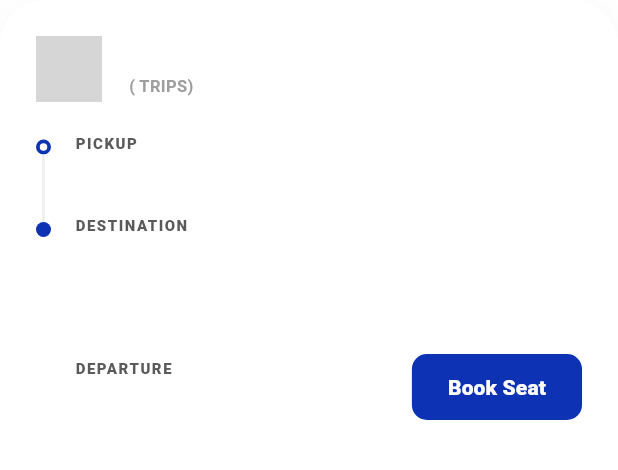
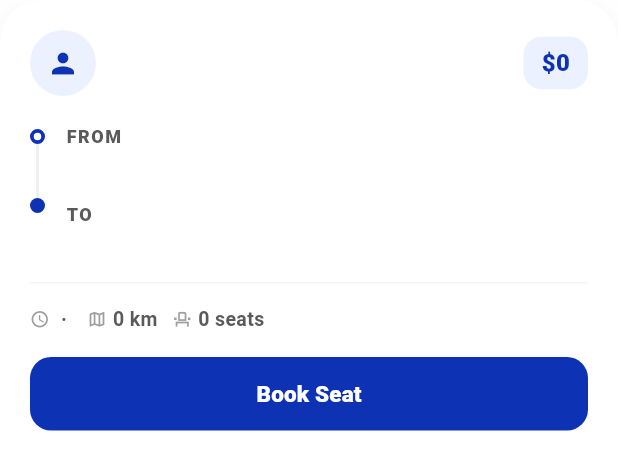
Before and after one commit to joseph-youssef-dev/voya, a Flutter app: the JourneyCard widget shown alone on an empty page, opened directly with empty values, on a phone screen of 412 x 824 dp. Shown: the top 470 px of the screen. Run offline on Flutter 3.47's test engine with Material 3 defaults, Android fonts, the phone set to English and light mode, and no system bars; our stand-ins replace dio, flutter_bloc, google_nav_bar, image_picker, shared_preferences; missing offline and left inert: data_connection_checker_tv; accounts and stored records are empty; network calls fail; grey boxes are pictures that could not be loaded.

Commit message:
implement passenger feature modules including registration, home dashboard, and journey listing UI

```diff
--- a/lib/features/passenger/auth/logic/cubit/register_cubit.dart
+++ b/lib/features/passenger/auth/logic/cubit/register_cubit.dart
@@ -1,6 +1,5 @@
 import 'dart:io';
 import 'package:flutter_bloc/flutter_bloc.dart';
-import 'package:voya/core/databases/cache/cache_helper.dart';
 import '../../data/api/register_api_service.dart';
 import '../../data/models/register_request_model.dart';
 import 'register_state.dart';
--- a/lib/features/passenger/home/presentation/widgets/journey_card.dart
+++ b/lib/features/passenger/home/presentation/widgets/journey_card.dart
@@ -1,147 +1,131 @@
 import 'package:flutter/material.dart';
 
 class JourneyCard extends StatelessWidget {
-  final String name;
-  final String rating;
-  final String trips;
-  final String pickup;
-  final String destination;
-  final String price;
-  final String time;
-  final String day;
+  final String driverName;
+  final String fromCity;
+  final String toCity;
+  final String startDate;
+  final double pricePerSet;
+  final String vehicleModel;
+  final double distance;
+  final double duration;
+  final int availableSeats;
+  final List<dynamic> features;
   final bool isBookable;
-  final String avatarUrl;
 
   const JourneyCard({
     super.key,
-    required this.name,
-    required this.rating,
-    required this.trips,
-    required this.pickup,
-    required this.destination,
-    required this.price,
-    required this.time,
-    required this.day,
+    required this.driverName,
+    required this.fromCity,
+    required this.toCity,
+    required this.startDate,
+    required this.pricePerSet,
+    required this.vehicleModel,
+    required this.distance,
+    required this.duration,
+    required this.availableSeats,
+    required this.features,
     this.isBookable = true,
-    required this.avatarUrl,
   });
 
   @override
   Widget build(BuildContext context) {
+    String formattedTime = "";
+    String formattedDate = "";
+    try {
+      final date = DateTime.parse(startDate);
+      formattedTime =
+          "${date.hour.toString().padLeft(2, '0')}:${date.minute.toString().padLeft(2, '0')}";
+      formattedDate = "${date.day}/${date.month}/${date.year}";
+    } catch (_) {}
+
+    final cleanDriver = driverName.replaceAll(RegExp(r'\\'), '').trim();
+
     return Container(
-      padding: const EdgeInsets.all(24),
+      padding: const EdgeInsets.all(20),
       decoration: BoxDecoration(
         color: Colors.white,
-        borderRadius: BorderRadius.circular(30),
+        borderRadius: BorderRadius.circular(28),
         boxShadow: [
           BoxShadow(
-            color: Colors.black.withOpacity(0.04),
-            blurRadius: 15,
-            offset: const Offset(0, 5),
+            color: Colors.black.withOpacity(0.05),
+            blurRadius: 16,
+            offset: const Offset(0, 6),
           ),
         ],
       ),
       child: Column(
         crossAxisAlignment: CrossAxisAlignment.start,
         children: [
-          // Author Row
+          // Driver Row
           Row(
-            children: [
-              Stack(
             children: [
               CircleAvatar(
                 radius: 22,
-                    backgroundImage: NetworkImage(avatarUrl),
+                backgroundColor: const Color(0xFFEBF1FF),
+                child: const Icon(Icons.person, color: Color(0xFF0D32B3), size: 22),
               ),
-                  Positioned(
-                    bottom: 0,
-                    right: 0,
-                    child: Container(
-                      padding: const EdgeInsets.all(2),
-                      decoration: const BoxDecoration(
-                        color: Colors.white,
-                        shape: BoxShape.circle,
+              const SizedBox(width: 12),
+              Expanded(
+                child: Column(
+                  crossAxisAlignment: CrossAxisAlignment.start,
+                  children: [
+                    Text(
+                      cleanDriver,
+                      style: const TextStyle(
+                        fontWeight: FontWeight.w800,
+                        fontSize: 15,
+                        color: Color(0xFF1E1E1E),
                       ),
-                      child: Container(
-                        padding: const EdgeInsets.all(2),
-                        decoration: const BoxDecoration(
-                          color: Color(0xFF8B2E15),
-                          shape: BoxShape.circle,
                     ),
-                        child: const Icon(
-                          Icons.star,
-                          color: Colors.white,
-                          size: 8,
+                    const SizedBox(height: 2),
+                    Text(
+                      vehicleModel,
+                      style: const TextStyle(
+                        fontSize: 13,
+                        fontWeight: FontWeight.w500,
+                        color: Color(0xFF9E9E9E),
                       ),
+                    ),
+                  ],
+                ),
+              ),
+              Container(
+                padding: const EdgeInsets.symmetric(horizontal: 12, vertical: 6),
+                decoration: BoxDecoration(
+                  color: const Color(0xFFEBF1FF),
+                  borderRadius: BorderRadius.circular(12),
+                ),
+                child: Text(
+                  "\$${pricePerSet.toStringAsFixed(0)}",
+                  style: const TextStyle(
+                    fontSize: 16,
+                    fontWeight: FontWeight.w900,
+                    color: Color(0xFF0D32B3),
                   ),
                 ),
               ),
             ],
           ),
-              const SizedBox(width: 14),
-              Column(
-                crossAxisAlignment: CrossAxisAlignment.start,
-                children: [
-                  Text(
-                    name,
-                    style: const TextStyle(
-                      fontWeight: FontWeight.w800,
-                      fontSize: 15,
-                      color: Color(0xFF000000),
-                    ),
-                  ),
-                  const SizedBox(height: 2),
-                  Row(
-                    children: [
-                      Text(
-                        rating,
-                        style: const TextStyle(
-                          fontWeight: FontWeight.w800,
-                          fontSize: 12,
-                          color: Color(0xFF0D32B3),
-                        ),
-                      ),
-                      const SizedBox(width: 4),
-                      Text(
-                        "($trips TRIPS)",
-                        style: const TextStyle(
-                          fontWeight: FontWeight.w600,
-                          fontSize: 11,
-                          color: Color(0xFF9E9E9E),
-                        ),
-                      ),
-                    ],
-                  ),
-                ],
-              ),
-            ],
-          ),
-          const SizedBox(height: 20),
 
-          // Timeline & Locations
+          const SizedBox(height: 18),
+
+          // Route
           Row(
             crossAxisAlignment: CrossAxisAlignment.start,
             children: [
-              // Timeline Column
               Column(
                 children: [
-                  const SizedBox(height: 5),
+                  const SizedBox(height: 4),
                   Container(
                     width: 10,
                     height: 10,
                     decoration: BoxDecoration(
                       shape: BoxShape.circle,
-                      border: Border.all(
-                        color: const Color(0xFF0D32B3),
-                        width: 2.5,
+                      border: Border.all(color: const Color(0xFF0D32B3), width: 2.5),
                     ),
                   ),
-                  ),
-                  Container(
-                    width: 2,
-                    height: 45,
-                    color: const Color(0xFFF0F0F0),
-                  ),
+                  Container(width: 2, height: 36, color: const Color(0xFFF0F0F0)),
                   Container(
                     width: 10,
                     height: 10,
@@ -152,43 +136,40 @@ class JourneyCard extends StatelessWidget {
                   ),
                 ],
               ),
-              const SizedBox(width: 16),
-              // Text Column
+              const SizedBox(width: 14),
               Expanded(
                 child: Column(
                   crossAxisAlignment: CrossAxisAlignment.start,
                   children: [
                     const Text(
-                      "PICKUP",
+                      "FROM",
                       style: TextStyle(
-                        fontSize: 10,
+                        fontSize: 12,
                         fontWeight: FontWeight.w800,
                         letterSpacing: 1.0,
                         color: Color(0xFF5A5A5A),
                       ),
                     ),
-                    const SizedBox(height: 2),
                     Text(
-                      pickup,
+                      fromCity,
                       style: const TextStyle(
                         fontSize: 15,
                         fontWeight: FontWeight.w800,
                         color: Color(0xFF1E1E1E),
                       ),
                     ),
-                    const SizedBox(height: 18),
+                    const SizedBox(height: 14),
                     const Text(
-                      "DESTINATION",
+                      "TO",
                       style: TextStyle(
-                        fontSize: 10,
+                        fontSize: 12,
                         fontWeight: FontWeight.w800,
                         letterSpacing: 1.0,
                         color: Color(0xFF5A5A5A),
                       ),
                     ),
-                    const SizedBox(height: 2),
                     Text(
-                      destination,
+                      toCity,
                       style: const TextStyle(
                         fontSize: 15,
                         fontWeight: FontWeight.w800,
@@ -201,68 +182,66 @@ class JourneyCard extends StatelessWidget {
             ],
           ),
 
-          const SizedBox(height: 15),
+          const SizedBox(height: 16),
+          const Divider(color: Color(0xFFF5F5F5), height: 1),
+          const SizedBox(height: 14),
 
-          // Bottom part
+          // Stats Row
           Row(
-            crossAxisAlignment: CrossAxisAlignment.end,
             children: [
-              Padding(
-                padding: const EdgeInsets.only(left: 26),
-                child: Column(
-                  crossAxisAlignment: CrossAxisAlignment.start,
-                  children: [
+              _InfoChip(icon: Icons.access_time, label: "$formattedTime · $formattedDate"),
+              const SizedBox(width: 10),
+              _InfoChip(icon: Icons.map_outlined, label: "${distance.toStringAsFixed(0)} km"),
+              const SizedBox(width: 10),
+              _InfoChip(icon: Icons.event_seat_outlined, label: "$availableSeats seats"),
+            ],
+          ),
+
+          // Features
+          if (features.isNotEmpty) ...[
+            const SizedBox(height: 14),
+            const Divider(color: Color(0xFFF5F5F5), height: 1),
+            const SizedBox(height: 12),
             const Text(
-                      "DEPARTURE",
+              "FEATURES",
               style: TextStyle(
-                        fontSize: 10,
+                fontSize: 12,
                 fontWeight: FontWeight.w800,
                 letterSpacing: 1.0,
                 color: Color(0xFF5A5A5A),
               ),
             ),
-                    const SizedBox(height: 4),
-                    Row(
-                      crossAxisAlignment: CrossAxisAlignment.baseline,
-                      textBaseline: TextBaseline.alphabetic,
-                      children: [
-                        Text(
-                          time,
+            const SizedBox(height: 8),
+            Wrap(
+              spacing: 8,
+              runSpacing: 6,
+              children: features.map((f) {
+                return Container(
+                  padding: const EdgeInsets.symmetric(horizontal: 10, vertical: 5),
+                  decoration: BoxDecoration(
+                    color: const Color(0xFFEBF1FF),
+                    borderRadius: BorderRadius.circular(8),
+                  ),
+                  child: Text(
+                    f.toString(),
                     style: const TextStyle(
-                            fontSize: 18,
-                            fontWeight: FontWeight.w900,
+                      fontSize: 12,
+                      fontWeight: FontWeight.w600,
                       color: Color(0xFF0D32B3),
                     ),
                   ),
-                        const SizedBox(width: 6),
-                        Text(
-                          day,
-                          style: const TextStyle(
-                            fontSize: 13,
-                            fontWeight: FontWeight.w600,
-                            color: Color(0xFF5A5A5A),
-                          ),
+                );
+              }).toList(),
             ),
           ],
-                    ),
-                  ],
-                ),
-              ),
-              const Spacer(),
-              Column(
-                crossAxisAlignment: CrossAxisAlignment.end,
-                children: [
-                  Text(
-                    price,
-                    style: const TextStyle(
-                      fontSize: 22,
-                      fontWeight: FontWeight.w900,
-                      color: Color(0xFF000000),
-                    ),
-                  ),
-                  const SizedBox(height: 8),
-                  ElevatedButton(
-                    onPressed: () {},
+
+          const SizedBox(height: 16),
+
+          // Book Button
+          SizedBox(
+            width: double.infinity,
+            child: ElevatedButton(
+              onPressed: isBookable ? () {} : null,
               style: ElevatedButton.styleFrom(
                 backgroundColor: isBookable
                     ? const Color(0xFF0D32B3)
@@ -271,27 +250,47 @@ class JourneyCard extends StatelessWidget {
                     isBookable ? Colors.white : const Color(0xFF0D32B3),
                 elevation: 0,
                 shape: RoundedRectangleBorder(
-                        borderRadius: BorderRadius.circular(10),
+                  borderRadius: BorderRadius.circular(14),
                 ),
-                      padding: const EdgeInsets.symmetric(
-                        horizontal: 24,
-                        vertical: 12,
-                      ),
+                padding: const EdgeInsets.symmetric(vertical: 14),
               ),
               child: Text(
-                      isBookable ? "Book Seat" : "Details",
+                isBookable ? "Book Seat" : "Not Available",
                 style: const TextStyle(
                   fontWeight: FontWeight.w800,
-                        fontSize: 14,
+                  fontSize: 15,
                 ),
               ),
             ),
-                ],
-              ),
-            ],
           ),
         ],
       ),
     );
   }
 }
+
+class _InfoChip extends StatelessWidget {
+  final IconData icon;
+  final String label;
+
+  const _InfoChip({required this.icon, required this.label});
+
+  @override
+  Widget build(BuildContext context) {
+    return Row(
+      mainAxisSize: MainAxisSize.min,
+      children: [
+        Icon(icon, size: 13, color: const Color(0xFF9E9E9E)),
+        const SizedBox(width: 4),
+        Text(
+          label,
+          style: const TextStyle(
+            fontSize: 13,
+            fontWeight: FontWeight.w600,
+            color: Color(0xFF5A5A5A),
+          ),
+        ),
+      ],
+    );
+  }
+}
--- a/lib/features/passenger/passenger_main_screen.dart
+++ b/lib/features/passenger/passenger_main_screen.dart
@@ -5,7 +5,6 @@ import 'package:dio/dio.dart';
 import 'package:voya/core/databases/api/dio_consumer.dart';
 import 'package:voya/features/passenger/home/data/api/home_api_service.dart';
 import 'package:voya/features/passenger/home/logic/cubit/home_cubit.dart';
-import 'package:voya/core/constants/app_colors.dart';
 import 'package:voya/features/passenger/history/presentation/screens/passenger_history_screen.dart';
 import 'package:voya/features/passenger/home/presentation/screens/passenger_home_screen.dart';
 import 'package:voya/features/passenger/profile/presentation/screens/passenger_profile_screen.dart';
@@ -36,7 +35,10 @@ class _PassengerMainScreenState extends State<PassengerMainScreen> {
       )..fetchAllTrips(),
       child: Scaffold(
         backgroundColor: const Color(0xFFF6F8FE),
-        body: screens[selectedIndex],
+        body: IndexedStack(
+          index: selectedIndex,
+          children: screens,
+        ),
         bottomNavigationBar: SafeArea(
           child: Container(
             margin: const EdgeInsets.all(20),
--- a/pubspec.yaml
+++ b/pubspec.yaml
@@ -53,9 +53,8 @@ flutter:
   # the material Icons class.
   uses-material-design: true
   # To add assets to your application, add an assets section, like this:
-  # assets:
-  #   - images/a_dot_burr.jpeg
-  #   - images/a_dot_ham.jpeg
+  assets:
+    - assets/images/logo.png
   # An image asset can refer to one or more resolution-specific "variants", see
   # https://flutter.dev/to/resolution-aware-images
   # For details regarding adding assets from package dependencies, see
```
Also changed, not shown: lib/core/shared/voya_app_bar.dart (added, +110 -0 lines), lib/features/passenger/history/presentation/screens/passenger_history_screen.dart (+18 -30 lines), lib/features/passenger/home/presentation/screens/passenger_home_screen.dart (+5 -6 lines), lib/features/passenger/home/presentation/widgets/journey_list.dart (+10 -25 lines), lib/features/passenger/profile/presentation/screens/passenger_profile_screen.dart (+12 -20 lines), lib/features/passenger/search/presentation/screens/passenger_search_screen.dart (+14 -32 lines), assets/images/logo.png (added). Lines whose indentation alone changed are shown as unchanged.
